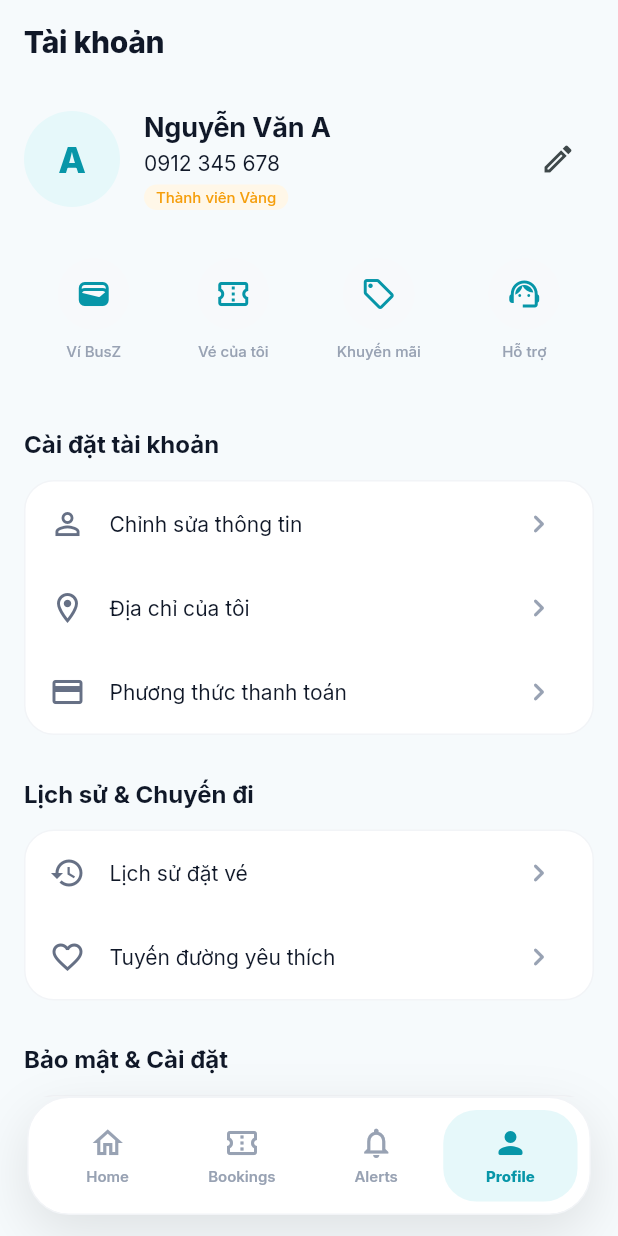
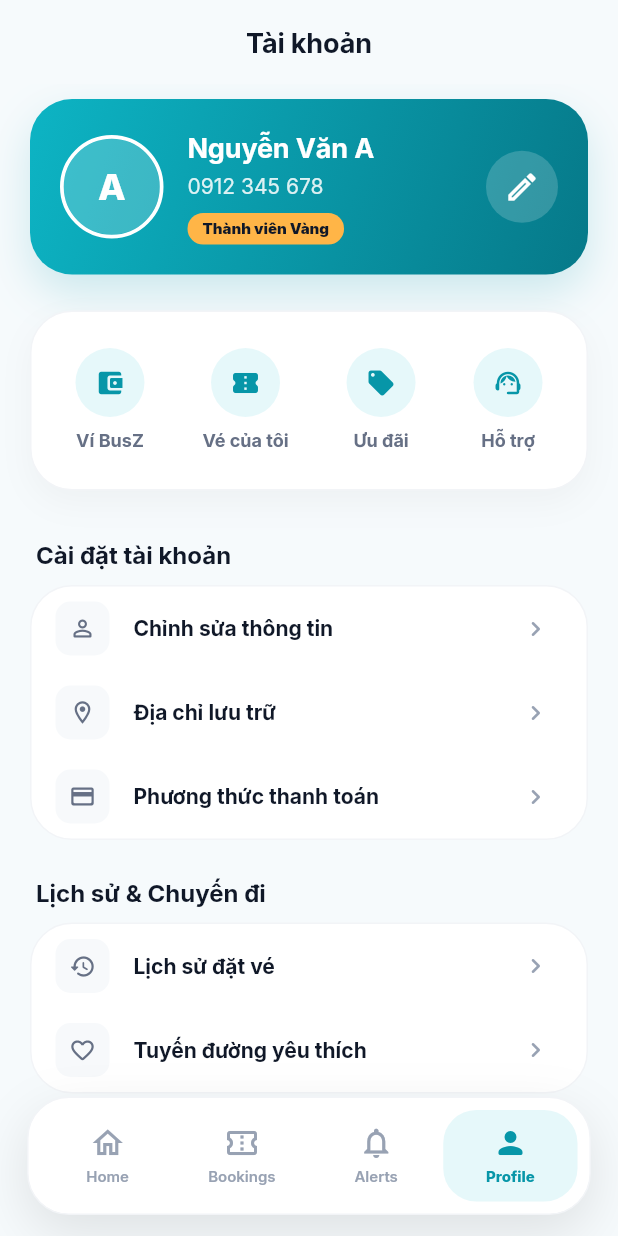
Before and after one commit to thanhtri-ba/project_busZ, a Flutter app: the ProfileScreen screen opened by its route, on a phone screen of 412 x 824 dp. Run offline on Flutter 3.47's test engine with Material 3 defaults, Android fonts, the phone set to English and light mode, and no system bars; our stand-ins replace dio, get_it, go_router, google_fonts, qr_flutter, shared_preferences and 2 more; accounts and stored records are empty.

Commit message:
Refactor Profile Screen - Clean unused imports

```diff
--- a/lib/features/profile/presentation/screens/profile_screen.dart
+++ b/lib/features/profile/presentation/screens/profile_screen.dart
@@ -8,7 +8,6 @@ import 'package:flutter/material.dart';
 import 'package:go_router/go_router.dart';
 import 'package:busz/core/theme/app_colors.dart';
 import 'package:busz/core/theme/app_text_styles.dart';
-import 'package:busz/core/theme/app_spacing.dart';
 import 'package:busz/core/theme/app_radius.dart';
 import 'package:busz/core/router/route_names.dart';
 
@@ -18,102 +17,160 @@ class ProfileScreen extends StatelessWidget {
   @override
   Widget build(BuildContext context) {
     return Scaffold(
+      backgroundColor: AppColors.backgroundPrimary,
       appBar: AppBar(
-        title: const Text('Tài khoản'),
+        backgroundColor: AppColors.backgroundPrimary,
+        elevation: 0,
+        centerTitle: true,
+        title: Text('Tài khoản', style: AppTextStyles.titleMedium),
       ),
       body: SingleChildScrollView(
-        padding: const EdgeInsets.all(AppSpacing.md),
+        padding: const EdgeInsets.fromLTRB(20, 10, 20, 40),
         child: Column(
           children: [
-            // Profile Header
-            Row(
+            // Profile Header Card
+            Container(
+              padding: const EdgeInsets.all(20),
+              decoration: BoxDecoration(
+                gradient: AppColors.primaryGradient,
+                borderRadius: AppRadius.cardLarge,
+                boxShadow: [
+                  BoxShadow(
+                    color: AppColors.primary.withValues(alpha: 0.18),
+                    blurRadius: 24,
+                    offset: const Offset(0, 12),
+                  ),
+                ],
+              ),
+              child: Row(
                 children: [
-                CircleAvatar(
+                  Container(
+                    decoration: BoxDecoration(
+                      shape: BoxShape.circle,
+                      border: Border.all(color: AppColors.white, width: 2.5),
+                    ),
+                    child: CircleAvatar(
                       radius: 32,
-                  backgroundColor: AppColors.primaryLight,
-                  child: Text('A', style: AppTextStyles.headline.copyWith(color: AppColors.primary)),
+                      backgroundColor: AppColors.white.withValues(alpha: 0.2),
+                      child: Text(
+                        'A',
+                        style: AppTextStyles.headline.copyWith(color: AppColors.white),
                       ),
-                const SizedBox(width: AppSpacing.md),
+                    ),
+                  ),
+                  const SizedBox(width: 16),
                   Expanded(
                     child: Column(
                       crossAxisAlignment: CrossAxisAlignment.start,
                       children: [
-                      Text('Nguyễn Văn A', style: AppTextStyles.titleMedium),
-                      const SizedBox(height: 2),
-                      Text('0912 345 678', style: AppTextStyles.bodyMedium),
-                      const SizedBox(height: 4),
+                        Text(
+                          'Nguyễn Văn A',
+                          style: AppTextStyles.titleMedium.copyWith(color: AppColors.white),
+                        ),
+                        const SizedBox(height: 3),
+                        Text(
+                          '0912 345 678',
+                          style: AppTextStyles.bodyMedium.copyWith(color: AppColors.white.withValues(alpha: 0.86)),
+                        ),
+                        const SizedBox(height: 8),
                         Container(
-                        padding: const EdgeInsets.symmetric(horizontal: 8, vertical: 2),
+                          padding: const EdgeInsets.symmetric(horizontal: 10, vertical: 4),
                           decoration: BoxDecoration(
-                          color: AppColors.warningLight,
+                            color: AppColors.accent,
                             borderRadius: AppRadius.pillAll,
                           ),
                           child: Text(
                             'Thành viên Vàng',
-                          style: AppTextStyles.captionSmall.copyWith(color: AppColors.warning),
+                            style: AppTextStyles.captionSmall.copyWith(
+                              color: AppColors.textPrimary,
+                              fontWeight: FontWeight.w900,
+                            ),
                           ),
                         ),
                       ],
                     ),
                   ),
-                IconButton(
-                  icon: const Icon(Icons.edit_outlined),
+                  Material(
+                    color: AppColors.white.withValues(alpha: 0.18),
+                    shape: const CircleBorder(),
+                    child: IconButton(
+                      icon: const Icon(Icons.edit_outlined, color: AppColors.white),
                       onPressed: () => context.push(RouteNames.editProfile),
+                    ),
                   ),
                 ],
               ),
-            const SizedBox(height: AppSpacing.xl),
+            ),
+            const SizedBox(height: 24),
 
-            // Quick Actions
-            Row(
+            // Quick Actions Card
+            Container(
+              padding: const EdgeInsets.symmetric(vertical: 16, horizontal: 10),
+              decoration: BoxDecoration(
+                color: AppColors.surfaceCard,
+                borderRadius: AppRadius.cardLarge,
+                border: Border.all(color: AppColors.borderLight),
+                boxShadow: [
+                  BoxShadow(
+                    color: Colors.black.withValues(alpha: 0.035),
+                    blurRadius: 18,
+                    offset: const Offset(0, 8),
+                  ),
+                ],
+              ),
+              child: Row(
                 mainAxisAlignment: MainAxisAlignment.spaceAround,
                 children: [
-                _buildQuickAction(Icons.wallet, 'Ví BusZ', () {}),
-                _buildQuickAction(Icons.confirmation_number_outlined, 'Vé của tôi', () => context.go(RouteNames.bookings)),
-                _buildQuickAction(Icons.local_offer_outlined, 'Khuyến mãi', () {}),
-                _buildQuickAction(Icons.support_agent_outlined, 'Hỗ trợ', () {}),
+                  _buildQuickAction(Icons.account_balance_wallet_rounded, 'Ví BusZ', () {}),
+                  _buildQuickAction(Icons.confirmation_number_rounded, 'Vé của tôi', () => context.go(RouteNames.bookings)),
+                  _buildQuickAction(Icons.local_offer_rounded, 'Ưu đãi', () {}),
+                  _buildQuickAction(Icons.support_agent_rounded, 'Hỗ trợ', () {}),
                 ],
               ),
-            const SizedBox(height: AppSpacing.xl),
+            ),
+            const SizedBox(height: 24),
 
             // Sections
             _buildSection(
               title: 'Cài đặt tài khoản',
               children: [
-                _buildListTile(Icons.person_outline, 'Chỉnh sửa thông tin', onTap: () => context.push(RouteNames.editProfile)),
-                _buildListTile(Icons.location_on_outlined, 'Địa chỉ của tôi', onTap: () {}),
-                _buildListTile(Icons.credit_card_outlined, 'Phương thức thanh toán', onTap: () {}),
+                _buildListTile(Icons.person_outline_rounded, 'Chỉnh sửa thông tin', onTap: () => context.push(RouteNames.editProfile)),
+                _buildListTile(Icons.location_on_outlined, 'Địa chỉ lưu trữ', onTap: () {}),
+                _buildListTile(Icons.credit_card_rounded, 'Phương thức thanh toán', onTap: () {}),
               ],
             ),
 
             _buildSection(
               title: 'Lịch sử & Chuyến đi',
               children: [
-                _buildListTile(Icons.history_outlined, 'Lịch sử đặt vé', onTap: () {}),
-                _buildListTile(Icons.favorite_outline, 'Tuyến đường yêu thích', onTap: () {}),
+                _buildListTile(Icons.history_rounded, 'Lịch sử đặt vé', onTap: () {}),
+                _buildListTile(Icons.favorite_border_rounded, 'Tuyến đường yêu thích', onTap: () {}),
               ],
             ),
 
             _buildSection(
               title: 'Bảo mật & Cài đặt',
               children: [
-                _buildListTile(Icons.security_outlined, 'Đổi mật khẩu', onTap: () {}),
+                _buildListTile(Icons.lock_outline_rounded, 'Đổi mật khẩu', onTap: () {}),
                 _buildListTile(Icons.settings_outlined, 'Cài đặt ứng dụng', onTap: () => context.push(RouteNames.settings)),
               ],
             ),
 
-            const SizedBox(height: AppSpacing.lg),
+            const SizedBox(height: 14),
 
             SizedBox(
               width: double.infinity,
+              height: 52,
               child: TextButton.icon(
                 onPressed: () => _showLogoutDialog(context),
-                style: TextButton.styleFrom(foregroundColor: AppColors.error),
+                style: TextButton.styleFrom(
+                  foregroundColor: AppColors.error,
+                  shape: RoundedRectangleBorder(borderRadius: BorderRadius.circular(16)),
+                ),
                 icon: const Icon(Icons.logout_rounded),
                 label: const Text('Đăng xuất'),
               ),
             ),
-            const SizedBox(height: AppSpacing.xxl),
           ],
         ),
       ),
@@ -124,8 +181,9 @@ class ProfileScreen extends StatelessWidget {
     showDialog(
       context: context,
       builder: (ctx) => AlertDialog(
-        title: const Text('Đăng xuất'),
-        content: const Text('Bạn có chắc chắn muốn đăng xuất khỏi ứng dụng?'),
+        shape: RoundedRectangleBorder(borderRadius: AppRadius.cardLarge),
+        title: const Text('Đăng xuất', style: TextStyle(fontWeight: FontWeight.w900)),
+        content: const Text('Bạn có chắc chắn muốn đăng xuất khỏi ứng dụng BusZ?'),
         actions: [
           TextButton(
             onPressed: () => Navigator.of(ctx).pop(),
@@ -136,7 +194,11 @@ class ProfileScreen extends StatelessWidget {
               Navigator.of(ctx).pop();
               context.go(RouteNames.auth);
             },
-            style: ElevatedButton.styleFrom(backgroundColor: AppColors.error),
+            style: ElevatedButton.styleFrom(
+              backgroundColor: AppColors.error,
+              foregroundColor: AppColors.white,
+              shape: RoundedRectangleBorder(borderRadius: BorderRadius.circular(12)),
+            ),
             child: const Text('Đăng xuất'),
           ),
         ],
@@ -147,21 +209,22 @@ class ProfileScreen extends StatelessWidget {
   Widget _buildQuickAction(IconData icon, String label, VoidCallback onTap) {
     return InkWell(
       onTap: onTap,
-      borderRadius: AppRadius.mediumAll,
+      borderRadius: BorderRadius.circular(16),
       child: Padding(
-        padding: const EdgeInsets.all(AppSpacing.xs),
+        padding: const EdgeInsets.symmetric(horizontal: 10, vertical: 8),
         child: Column(
           children: [
             Container(
-              padding: const EdgeInsets.all(AppSpacing.sm),
+              width: 46,
+              height: 46,
               decoration: BoxDecoration(
-                color: AppColors.gray100,
+                color: AppColors.primaryLight,
                 shape: BoxShape.circle,
               ),
-              child: Icon(icon, color: AppColors.primary),
+              child: Icon(icon, color: AppColors.primary, size: 20),
             ),
-            const SizedBox(height: AppSpacing.xs),
-            Text(label, style: AppTextStyles.captionSmall),
+            const SizedBox(height: 8),
+            Text(label, style: AppTextStyles.labelSmall.copyWith(fontWeight: FontWeight.w700)),
           ],
         ),
       ),
@@ -173,31 +236,39 @@ class ProfileScreen extends StatelessWidget {
       crossAxisAlignment: CrossAxisAlignment.start,
       children: [
         Padding(
-          padding: const EdgeInsets.symmetric(vertical: AppSpacing.sm),
+          padding: const EdgeInsets.symmetric(horizontal: 4, vertical: 8),
           child: Text(title, style: AppTextStyles.titleSmall),
         ),
         Container(
           decoration: BoxDecoration(
             color: AppColors.surfaceCard,
-            borderRadius: AppRadius.card,
+            borderRadius: AppRadius.cardLarge,
             border: Border.all(color: AppColors.borderLight),
           ),
           child: Column(
             children: children,
           ),
         ),
-        const SizedBox(height: AppSpacing.md),
+        const SizedBox(height: 16),
       ],
     );
   }
 
   Widget _buildListTile(IconData icon, String title, {VoidCallback? onTap}) {
     return ListTile(
-      leading: Icon(icon, color: AppColors.textSecondary),
-      title: Text(title, style: AppTextStyles.bodyMedium),
-      trailing: const Icon(Icons.chevron_right_rounded, color: AppColors.gray500),
+      leading: Container(
+        width: 36,
+        height: 36,
+        decoration: BoxDecoration(
+          color: AppColors.gray100,
+          borderRadius: BorderRadius.circular(10),
+        ),
+        child: Icon(icon, color: AppColors.textSecondary, size: 18),
+      ),
+      title: Text(title, style: AppTextStyles.label.copyWith(fontWeight: FontWeight.w700)),
+      trailing: const Icon(Icons.chevron_right_rounded, color: AppColors.gray500, size: 20),
       onTap: onTap,
-      shape: RoundedRectangleBorder(borderRadius: AppRadius.card),
+      shape: RoundedRectangleBorder(borderRadius: AppRadius.cardLarge),
     );
   }
 }
```
Lines whose indentation alone changed are shown as unchanged.
